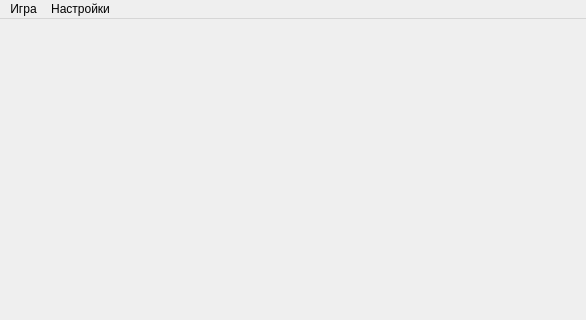
This is Renju/renju.ui in trett/Renju as Qt 5 draws it before an edit; both pictures show x 0 to 586 and y 0 to 320 of the 586 by 606 pixel window. The edited form follows.
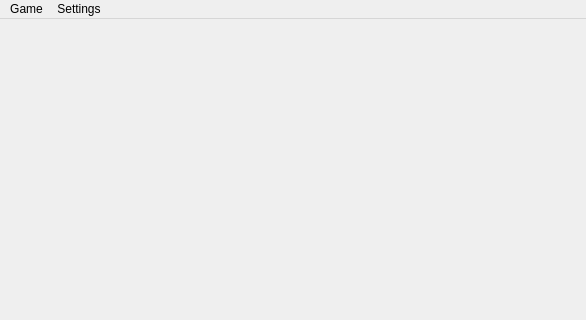
This is the edited form.

Patch:
```diff
--- a/Renju/renju.ui
+++ b/Renju/renju.ui
@@ -20,12 +20,12 @@
      <x>0</x>
      <y>0</y>
      <width>586</width>
-     <height>21</height>
+     <height>24</height>
     </rect>
    </property>
    <widget class="QMenu" name="menu">
     <property name="title">
-     <string>Игра</string>
+     <string>Game</string>
     </property>
     <addaction name="action"/>
     <addaction name="action_2"/>
@@ -33,7 +33,7 @@
    </widget>
    <widget class="QMenu" name="menu_2">
     <property name="title">
-     <string>Настройки</string>
+     <string>Settings</string>
     </property>
     <addaction name="action_3"/>
    </widget>
```
Left out of the diff: 8 changed lines with no effect on the pictures.
